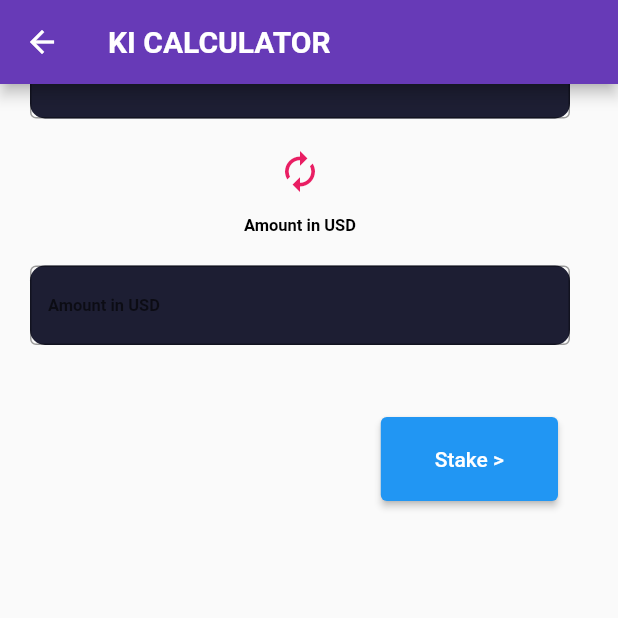
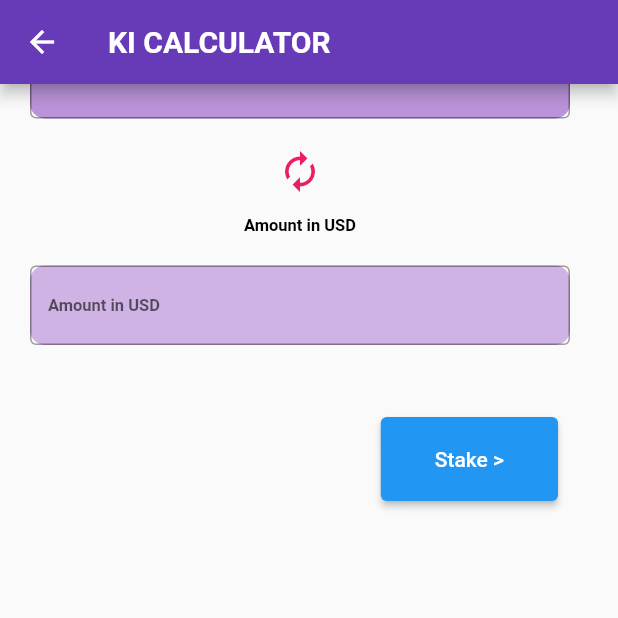
Before and after one commit to alok2008/Zenscape-final, a Flutter app: the KICalculator screen opened directly, scrolled down 232 dp, on a phone screen of 412 x 824 dp, the top half of it. Run offline on Flutter 3.47's test engine with Material 2 defaults, Android fonts, the phone set to English and light mode, and no system bars; network calls fail.

Commit message:
Calculator added

```diff
--- a/lib/Calculator Page/Kicalculator.dart
+++ b/lib/Calculator Page/Kicalculator.dart
@@ -1,23 +1,41 @@
 import 'package:flutter/material.dart';
-import '../Stakingpage.dart';
 
 class KICalculator extends StatefulWidget {
-  const KICalculator({Key? key}) : super(key: key);
+  KICalculator({this.APR, this.Price, this.Staking});
+
+  dynamic APR;
+  dynamic Price;
+  dynamic Staking;
 
   @override
   State<KICalculator> createState() => _KICalculatorState();
 }
 
 class _KICalculatorState extends State<KICalculator> {
-  TextEditingController nameController = TextEditingController();
-  double _ki = 10;
+  TextEditingController kiController = TextEditingController();
+  TextEditingController usdController = TextEditingController();
+
+
   double ki = 0;
+  dynamic thisAPR;
+  dynamic thisPrice;
+  dynamic thisStaking;
+  dynamic value;
+
+
+  void initState() {
+    super.initState();
+    thisAPR = widget.APR;
+    thisPrice = widget.Price;
+    thisStaking = widget.Staking;
+  }
+
   @override
   Widget build(BuildContext context) {
-    double _value = 0;
+  print(thisPrice);
     return Scaffold(
       appBar: AppBar(
-        title: Text('KI CALCULATOR',
+        title: const Text('KI CALCULATOR',
             style: TextStyle(
               fontSize: 20,
               fontWeight: FontWeight.bold,
@@ -25,12 +43,10 @@ class _KICalculatorState extends State<KICalculator> {
             )),
         backgroundColor: Colors.deepPurple,
       ),
-      body: SingleChildScrollView(child:
-
-      Container(
+      body: SingleChildScrollView(
+        child: Container(
           height: 1000,
           width: 400,
-
           child: Column(
             children: [
               Row(
@@ -40,30 +56,40 @@ class _KICalculatorState extends State<KICalculator> {
                       child: Center(
                           child: Column(
                         children: [
-                     Row(children: [Padding(
+                          Row(
+                            children: [
+                              Padding(
                                 padding: const EdgeInsets.all(15),
                                 child: Text(
-                         'DELEGATED ASSET',
-                         style: TextStyle(
+                                  'DELEGATED ASSET - $thisStaking',
+                                  style: const TextStyle(
                                     fontSize: 11,
                                     fontWeight: FontWeight.bold,
                                     color: Colors.white,
                                   ),
                                 ),
-                     ),],),
-                      Row(children: [Padding(
+                              ),
+                            ],
+                          ),
+                          Row(
+                            children: [
+                              Padding(
                                 padding: const EdgeInsets.all(15),
                                 child: Text(
-                          'APR',
-                          style: TextStyle(
+                                  'APR - $thisAPR',
+                                  style: const TextStyle(
                                     fontSize: 11,
                                     fontWeight: FontWeight.bold,
                                     color: Colors.white,
                                   ),
                                 ),
-                      ),],),
-                      Row(children: [Padding(
-                        padding: const EdgeInsets.all(15),
+                              ),
+                            ],
+                          ),
+                          Row(
+                            children: const [
+                              Padding(
+                                padding: EdgeInsets.all(15),
                                 child: Text(
                                   'VOTING POWER',
                                   style: TextStyle(
@@ -72,18 +98,20 @@ class _KICalculatorState extends State<KICalculator> {
                                     color: Colors.white,
                                   ),
                                 ),
-                      ),],),
+                              ),
+                            ],
+                          ),
                         ],
                       )),
-                  margin: EdgeInsets.all(20.0),
+                      margin: const EdgeInsets.all(20.0),
                       decoration: BoxDecoration(
-                      color: Color(0xFF1D1e33),
+                          color: const Color(0xFF1D1e33),
                           borderRadius: BorderRadius.circular(10.0)),
                     ),
                   ),
                 ],
               ),
-          Text(
+              const Text(
                 'Amount in KI',
                 style: TextStyle(
                   fontSize: 11,
@@ -93,38 +121,39 @@ class _KICalculatorState extends State<KICalculator> {
               ),
               Container(
                 child: TextField(
-              controller: nameController,
-              style: TextStyle(
+                  controller: kiController,
+                  style: const TextStyle(
                     fontSize: 11,
                     fontWeight: FontWeight.bold,
                     color: Colors.white,
                   ),
-              decoration: InputDecoration(
+                  decoration: const InputDecoration(
                     hintText: 'Amount in KI',
                     border: OutlineInputBorder(),
                   ),
-              onChanged: (_ki) {
+                  onChanged: (abc) {
                     setState(() {
-                  ki = double.parse(_ki);
 
-                  print(ki);
+                      usdController.text = (double.parse(abc) * double.parse('$thisPrice')).toString();
+
+
                     });
                   },
                   keyboardType: TextInputType.number,
                 ),
-            margin: EdgeInsets.all(20.0),
+                margin: const EdgeInsets.all(20.0),
                 decoration: BoxDecoration(
-              color: Color(0xFF1D1e33),
+                  color: const Color(0xFFBA93DA),
                   borderRadius: BorderRadius.circular(10.0),
                 ),
               ),
-          Icon(
+              const Icon(
                 Icons.autorenew,
                 color: Colors.pink,
                 size: 30.0,
               ),
-          Padding(
-            padding: const EdgeInsets.fromLTRB(0, 15, 0, 0),
+              const Padding(
+                padding: EdgeInsets.fromLTRB(0, 15, 0, 0),
                 child: Text(
                   'Amount in USD',
                   style: TextStyle(
@@ -136,28 +165,29 @@ class _KICalculatorState extends State<KICalculator> {
               ),
               Container(
                 child: TextField(
-              controller: nameController,
-              style: TextStyle(
+                  controller: usdController,
+                  style: const TextStyle(
                     fontSize: 11,
                     fontWeight: FontWeight.bold,
                     color: Colors.white,
                   ),
-              decoration: InputDecoration(
+                  enabled: true,
+                  decoration: const InputDecoration(
                     hintText: 'Amount in USD',
                     border: OutlineInputBorder(),
                   ),
-              onChanged: (_ki) {
+                  onChanged: (value) {
+
                     setState(() {
-                  ki = double.parse(_ki);
+                      kiController.text = ((double.parse(value) / double.parse('$thisPrice'))).toString();
 
-                  print(ki);
                     });
                   },
                   keyboardType: TextInputType.number,
                 ),
-            margin: EdgeInsets.all(20.0),
+                margin: const EdgeInsets.all(20.0),
                 decoration: BoxDecoration(
-              color: Color(0xFF1D1e33),
+                  color: const Color(0xAFBA93DA),
                   borderRadius: BorderRadius.circular(10.0),
                 ),
               ),
@@ -167,17 +197,9 @@ class _KICalculatorState extends State<KICalculator> {
                   Padding(
                     padding: const EdgeInsets.all(28.0),
                     child: ElevatedButton(
-
-                    onPressed: () {
-                      Navigator.push(
-                          context,
-                          MaterialPageRoute(
-                            builder: (context) => const KICalculator(),
-                          ));
-                      ;
-                    },
-                    child: Padding(
-                      padding: const EdgeInsets.all(20.0),
+                        onPressed: () {},
+                        child: const Padding(
+                          padding: EdgeInsets.all(20.0),
                           child: Text('Stake >'),
                         )),
                   ),
@@ -185,6 +207,8 @@ class _KICalculatorState extends State<KICalculator> {
               ),
             ],
           ),
-    ),),);
+        ),
+      ),
+    );
   }
 }
--- a/pubspec.yaml
+++ b/pubspec.yaml
@@ -36,6 +36,7 @@ dependencies:
   # Use with the CupertinoIcons class for iOS style icons.
   cupertino_icons: ^1.0.2
   http: 0.13.4
+  flutter_spinkit: ^5.1.0
 
 dev_dependencies:
   flutter_test:
```
Also changed, not shown: lib/NetworksPage.dart (+10 -4 lines), lib/kipage.dart (+49 -48 lines), lib/Calculator Page/Loading Screen.dart (added), pubspec.lock. Lines whose indentation alone changed are shown as unchanged.
